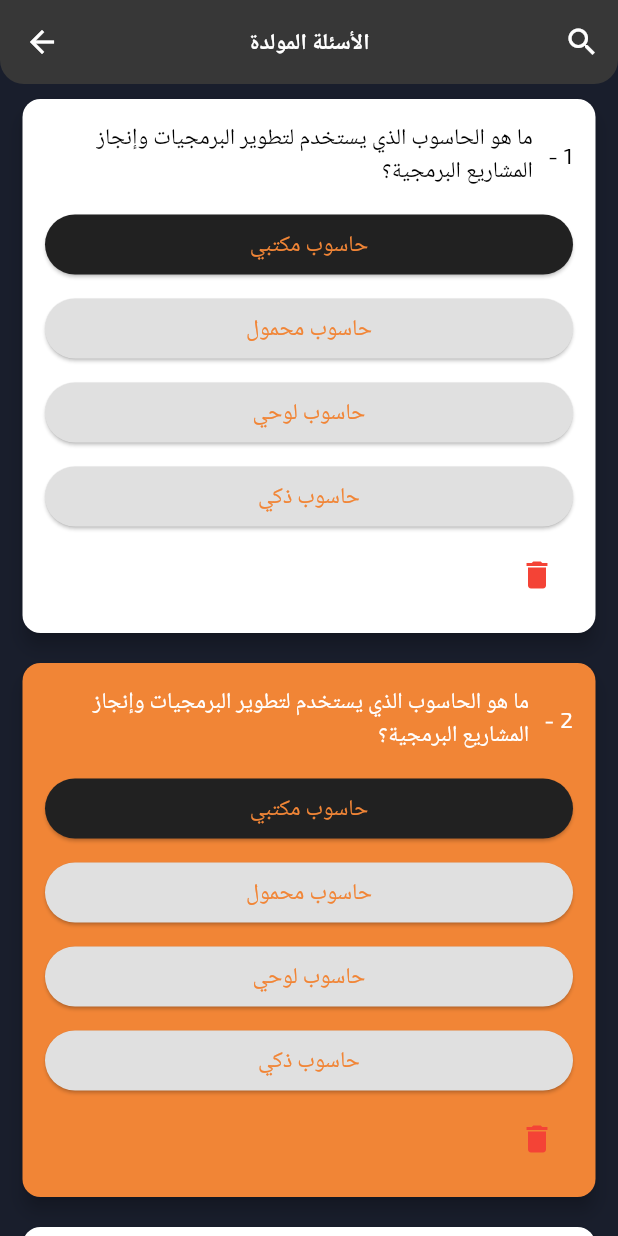
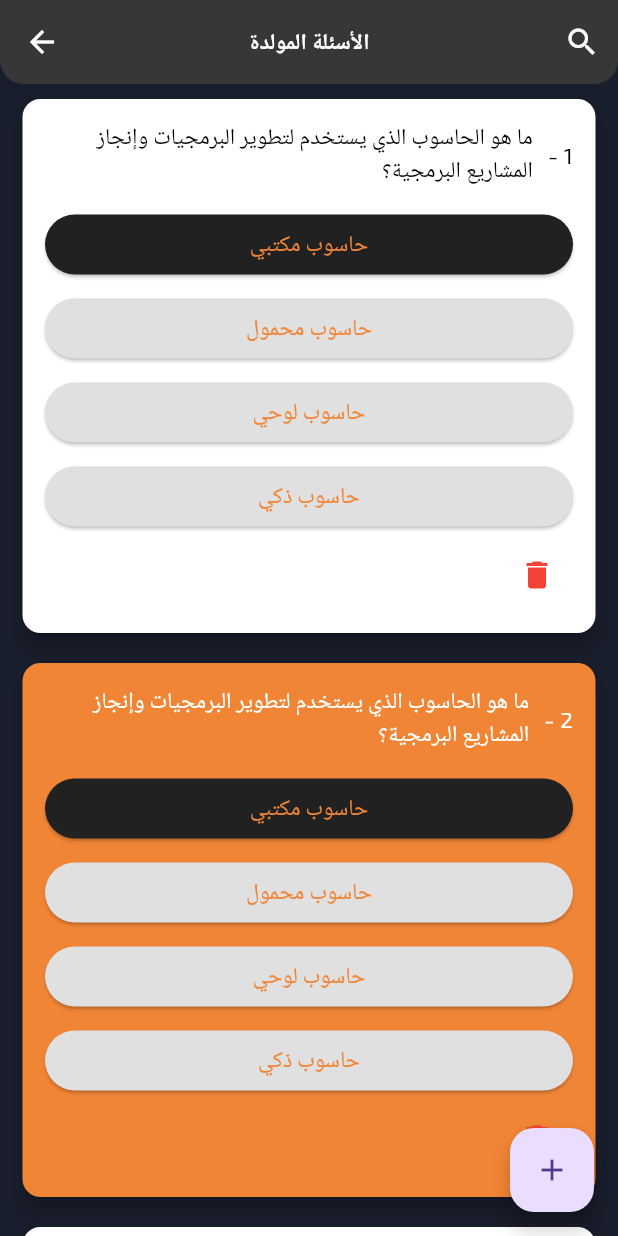
Before and after one commit to Taha12aas/userqueize, a Flutter app: the CreateSubjectQuestionsView screen opened by its route, on a phone screen of 412 x 824 dp. Run offline on Flutter 3.47's test engine with Material 3 defaults, Android fonts, the light colour scheme and no system bars; missing offline and left inert: font_awesome_icon_class; project files that could hold a hidden picture were left out.

Commit message:
add AddQuestion and FloatingActionButton in CreateSubjectQuestionsView

```diff
--- a/lib/Mobile/views/create_subject_questions_view.dart
+++ b/lib/Mobile/views/create_subject_questions_view.dart
@@ -311,6 +311,10 @@ class CreateSubjectQuestionsView extends StatelessWidget {
     ];
 
     return Scaffold(
+      floatingActionButton: FloatingActionButton(
+        child: Icon(Icons.add),
+        onPressed: () {},
+      ),
       appBar: customAppBar('الأسئلة المولدة', context),
       body: SingleChildScrollView(
         child: Column(
```
Also changed, not shown: lib/Mobile/views/add_question.dart (added, +10 -0 lines).
